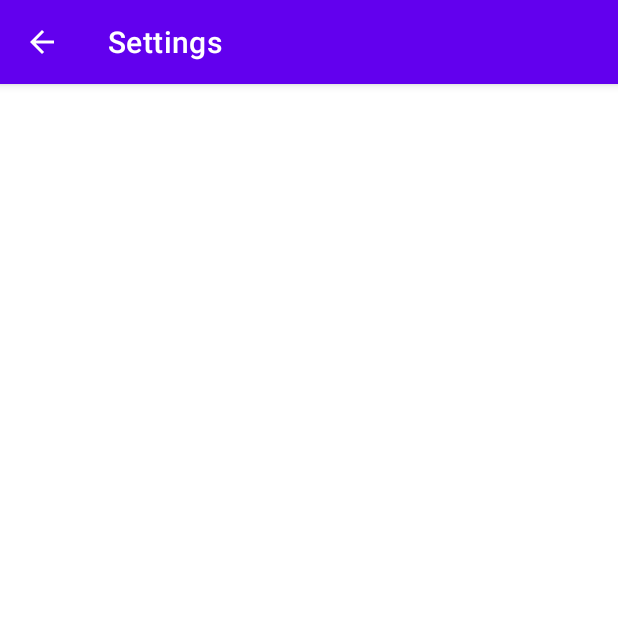
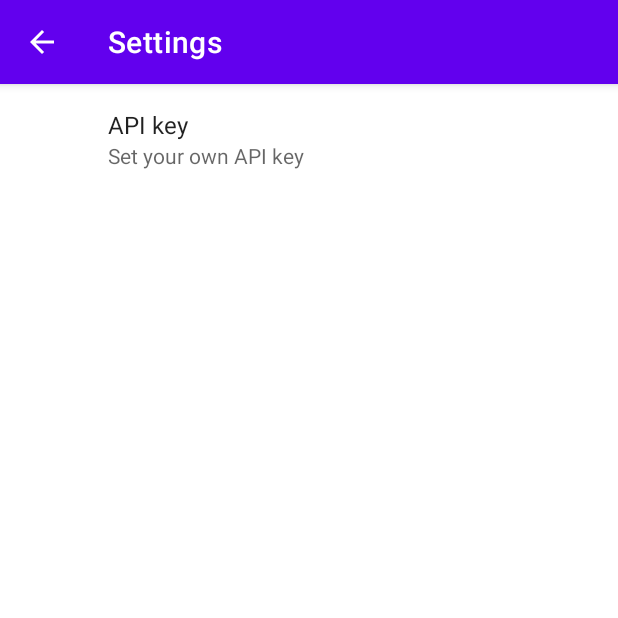
Before and after one commit to YAJATapps/NewsApp, an Android app: the SettingsActivity screen opened directly, with no data from a screen before it, on a phone screen of 412 x 824 dp, the top half of it. Run offline under Robolectric (Android 15) with nearby library versions, the phone set to English and light mode, and no system bars; our stand-ins replace androidx.preference.

Commit message:
Add settings fragment

```diff
--- a/app/src/main/AndroidManifest.xml
+++ b/app/src/main/AndroidManifest.xml
@@ -39,7 +39,8 @@
 
         <activity
             android:name=".SetupActivity"
-            android:exported="false">
+            android:exported="false"
+            android:label="@string/api_key">
             <intent-filter>
                 <category android:name="android.intent.category.DEFAULT" />
             </intent-filter>
--- a/app/src/main/kotlin/com/yajatkumar/newsapp/SettingsActivity.kt
+++ b/app/src/main/kotlin/com/yajatkumar/newsapp/SettingsActivity.kt
@@ -4,6 +4,7 @@ import androidx.appcompat.app.AppCompatActivity
 import android.os.Bundle
 import android.view.MenuItem
 import com.yajatkumar.newsapp.databinding.ActivitySettingsBinding
+import com.yajatkumar.newsapp.fragment.SettingsFragment
 
 
 class SettingsActivity : AppCompatActivity() {
@@ -18,6 +19,11 @@ class SettingsActivity : AppCompatActivity() {
         setContentView(view)
 
         supportActionBar?.setDisplayHomeAsUpEnabled(true)
+
+        supportFragmentManager
+            .beginTransaction()
+            .replace(R.id.settings_container, SettingsFragment())
+            .commit()
     }
 
     override fun onOptionsItemSelected(item: MenuItem): Boolean {
--- /dev/null
+++ b/app/src/main/kotlin/com/yajatkumar/newsapp/fragment/SettingsFragment.kt
@@ -0,0 +1,25 @@
+package com.yajatkumar.newsapp.fragment
+
+import android.os.Bundle
+import androidx.preference.Preference
+import androidx.preference.PreferenceFragmentCompat
+import com.yajatkumar.newsapp.R
+import com.yajatkumar.newsapp.util.ActivityUtil.Companion.launchSetup
+
+class SettingsFragment : PreferenceFragmentCompat() {
+    override fun onCreatePreferences(savedInstanceState: Bundle?, rootKey: String?) {
+        setPreferencesFromResource(R.xml.preferences, rootKey)
+    }
+
+    override fun onPreferenceTreeClick(
+        preference: Preference
+    ): Boolean {
+
+        when (preference.key) {
+            "api_key_preference" -> launchSetup(requireContext())
+        }
+
+        return super.onPreferenceTreeClick(preferenceScreen)
+    }
+
+}
--- a/app/src/main/res/layout/activity_settings.xml
+++ b/app/src/main/res/layout/activity_settings.xml
@@ -1,6 +1,16 @@
 <?xml version="1.0" encoding="utf-8"?>
 <androidx.constraintlayout.widget.ConstraintLayout xmlns:android="http://schemas.android.com/apk/res/android"
+    xmlns:app="http://schemas.android.com/apk/res-auto"
     android:layout_width="match_parent"
     android:layout_height="match_parent">
 
+    <FrameLayout
+        android:id="@+id/settings_container"
+        android:layout_width="0dp"
+        android:layout_height="0dp"
+        app:layout_constraintBottom_toBottomOf="parent"
+        app:layout_constraintLeft_toLeftOf="parent"
+        app:layout_constraintRight_toRightOf="parent"
+        app:layout_constraintTop_toTopOf="parent" />
+
 </androidx.constraintlayout.widget.ConstraintLayout>
--- a/app/src/main/res/values/strings.xml
+++ b/app/src/main/res/values/strings.xml
@@ -22,6 +22,8 @@
     <string name="api_description">NewsApp needs to get the API key from https://newsapi.org to fetch the news. Register your account there and paste the API key into the textbox below.</string>
     <string name="api_hint">Enter API key here</string>
     <string name="submit">Submit</string>
+    <string name="api_key">API key</string>
+    <string name="set_api_key">Set your own API key</string>
 
     <string name="settings">Settings</string>
 </resources>
--- /dev/null
+++ b/app/src/main/res/xml/preferences.xml
@@ -0,0 +1,9 @@
+<?xml version="1.0" encoding="utf-8"?>
+<PreferenceScreen xmlns:app="http://schemas.android.com/apk/res-auto">
+
+    <Preference
+        app:key="api_key_preference"
+        app:summary="@string/set_api_key"
+        app:title="@string/api_key" />
+
+</PreferenceScreen>
```
